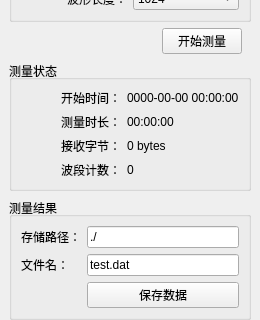
The window that waveformmodel.ui (MrXiaomao/Cu_Activation) describes before a commit, drawn with Qt 5; both pictures show x 0 to 260 and y 192 to 512 of the 260 by 512 pixel window.
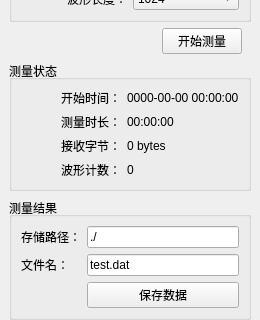
The same window after the commit.

Commit message: 1、手动测量模式，界面能窗没有自动刷新。 2、位移平台的移动中，移除进度条。 3、修复波形测量/符合测量的文件文类问题。

Diff of the .ui file:
```diff
--- a/waveformmodel.ui
+++ b/waveformmodel.ui
@@ -332,7 +332,7 @@
       <item row="3" column="0">
        <widget class="QLabel" name="label_15">
         <property name="text">
-         <string>波段计数：</string>
+         <string>波形计数：</string>
         </property>
         <property name="alignment">
          <set>Qt::AlignRight|Qt::AlignTrailing|Qt::AlignVCenter</set>
```
The commit also changes 5 other files.
